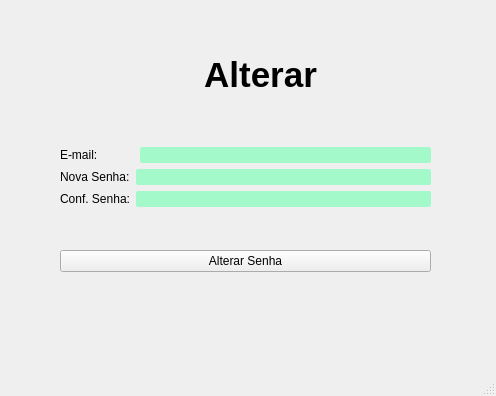
Qt form updatewindow.ui (WeslleyMarcelo14/poo2_climatech) before a commit.
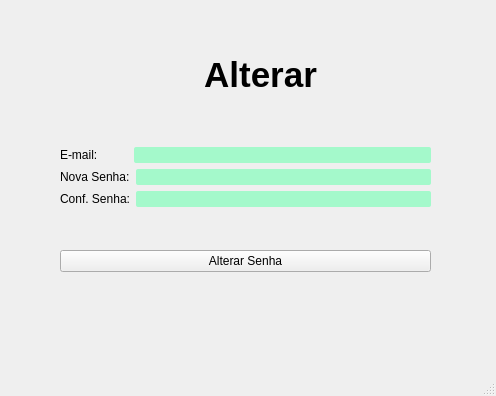
The same form after that commit. Icons and pictures are not drawn.

The edit to the form file:
```diff
--- a/updatewindow.ui
+++ b/updatewindow.ui
@@ -50,7 +50,7 @@
             <string notr="true"/>
            </property>
            <property name="text">
-            <string>E-mail:           </string>
+            <string>E-mail:         </string>
            </property>
           </widget>
          </item>
```
